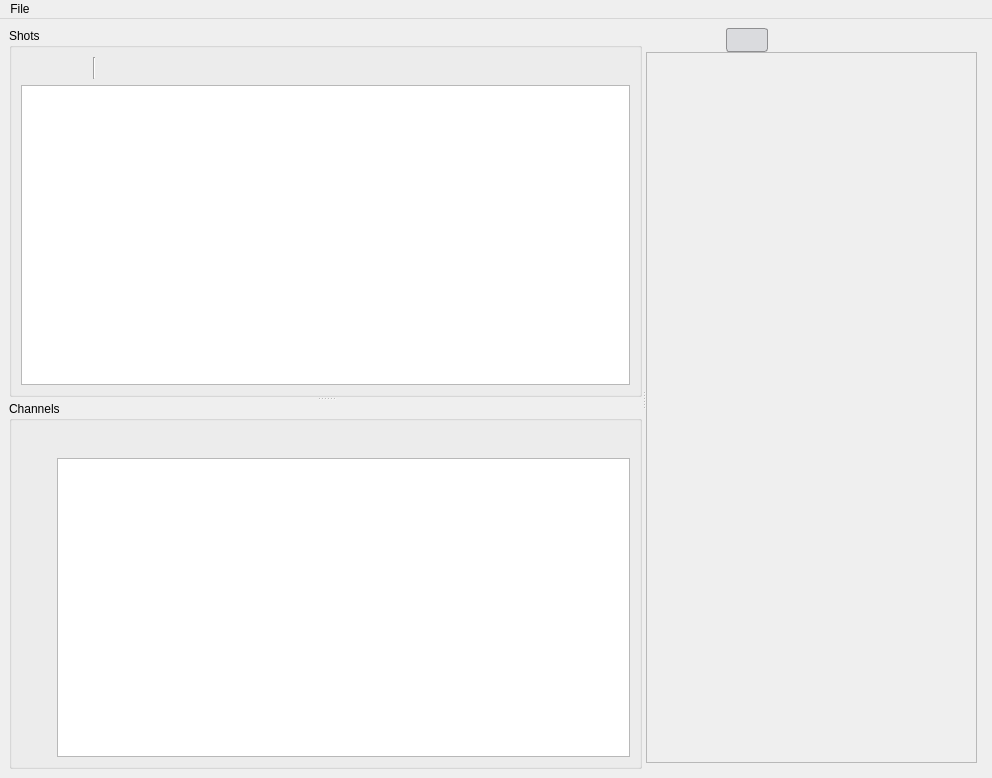
Above: main.ui from labscript-suite/runviewer before the change. Below: the same form after it.
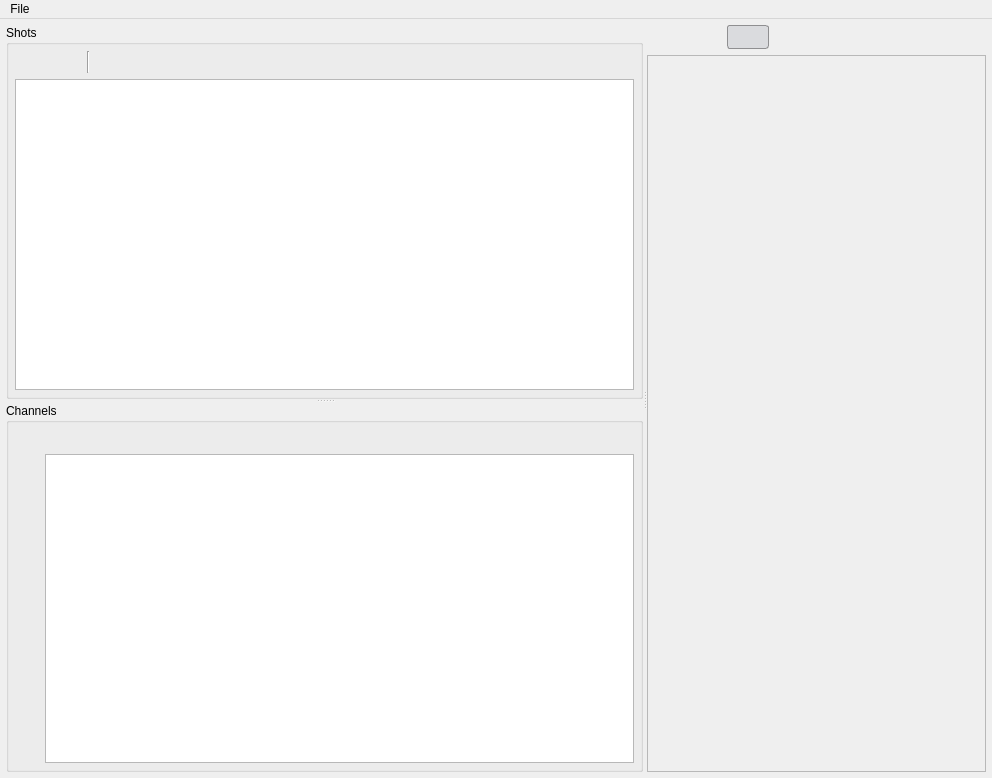
That is the form after the change. Icons and pictures are not drawn.

Commit message: hide-hidden-plot: Geometry tweaks

```diff
--- a/main.ui
+++ b/main.ui
@@ -87,6 +87,18 @@
   </property>
   <widget class="QWidget" name="centralwidget">
    <layout class="QVBoxLayout" name="verticalLayout_6">
+    <property name="leftMargin">
+     <number>6</number>
+    </property>
+    <property name="topMargin">
+     <number>6</number>
+    </property>
+    <property name="rightMargin">
+     <number>6</number>
+    </property>
+    <property name="bottomMargin">
+     <number>6</number>
+    </property>
     <item>
      <widget class="QSplitter" name="splitter">
       <property name="orientation">
@@ -101,6 +113,18 @@
          <string>Shots</string>
         </property>
         <layout class="QVBoxLayout" name="verticalLayout_4">
+         <property name="leftMargin">
+          <number>6</number>
+         </property>
+         <property name="topMargin">
+          <number>6</number>
+         </property>
+         <property name="rightMargin">
+          <number>6</number>
+         </property>
+         <property name="bottomMargin">
+          <number>6</number>
+         </property>
          <item>
           <layout class="QHBoxLayout" name="horizontalLayout">
            <item>
@@ -197,6 +221,21 @@
          <string>Channels</string>
         </property>
         <layout class="QGridLayout" name="gridLayout">
+         <property name="leftMargin">
+          <number>3</number>
+         </property>
+         <property name="topMargin">
+          <number>6</number>
+         </property>
+         <property name="rightMargin">
+          <number>6</number>
+         </property>
+         <property name="bottomMargin">
+          <number>6</number>
+         </property>
+         <property name="spacing">
+          <number>3</number>
+         </property>
          <item row="0" column="1">
           <layout class="QHBoxLayout" name="horizontalLayout_2">
            <item>
@@ -347,13 +386,19 @@
       <widget class="QWidget" name="layoutWidget">
        <layout class="QVBoxLayout" name="verticalLayout_2">
         <property name="spacing">
+         <number>6</number>
+        </property>
+        <property name="leftMargin">
+         <number>0</number>
+        </property>
+        <property name="topMargin">
          <number>0</number>
         </property>
         <property name="rightMargin">
-         <number>6</number>
+         <number>0</number>
         </property>
         <property name="bottomMargin">
-         <number>6</number>
+         <number>0</number>
         </property>
         <item>
          <layout class="QHBoxLayout" name="horizontalLayout_3">
@@ -511,8 +556,8 @@
                  <rect>
                   <x>0</x>
                   <y>0</y>
-                  <width>358</width>
-                  <height>696</height>
+                  <width>365</width>
+                  <height>701</height>
                  </rect>
                 </property>
                 <layout class="QVBoxLayout" name="verticalLayout_5">
```
